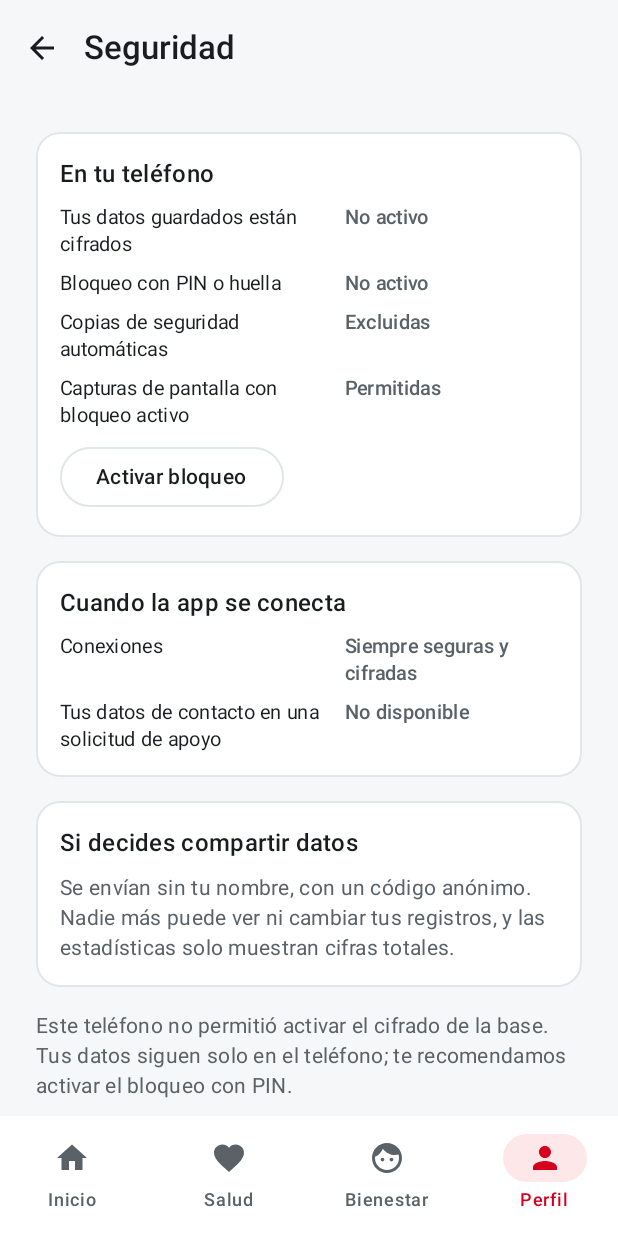
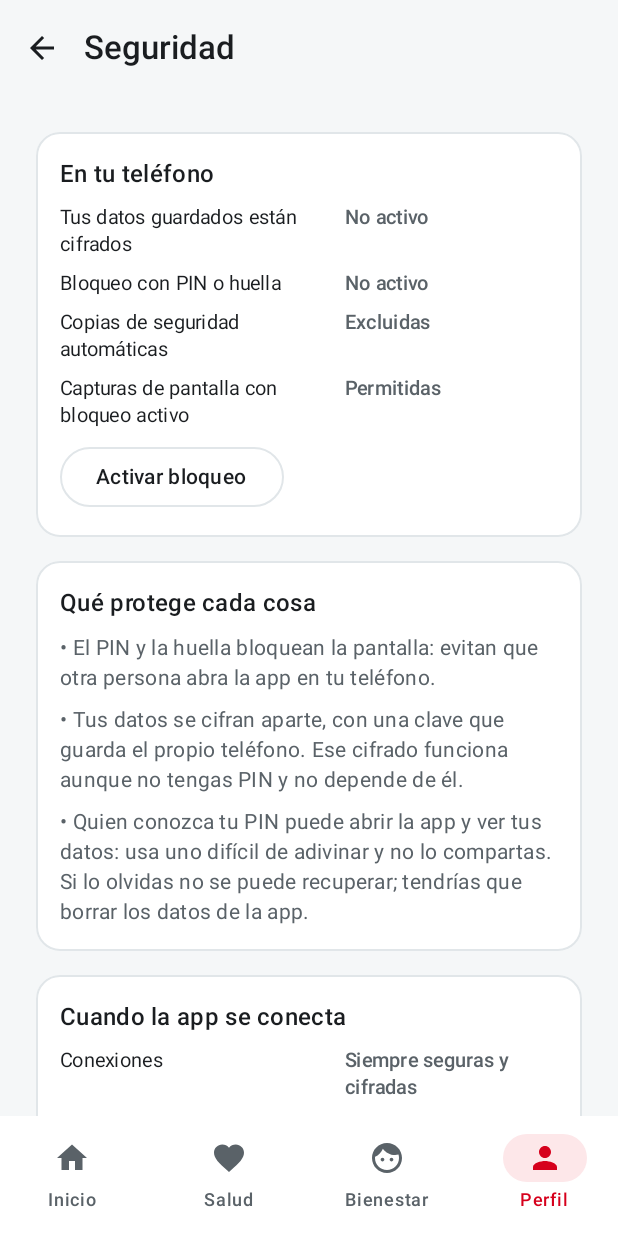
Before and after one commit to calcetinconpalta/inacap-health, an Android app built with Jetpack Compose: the SeguridadScreen screen opened through its navigation route, on a phone screen of 412 x 824 dp. Run offline under Robolectric (Android 15) with nearby library versions, the phone set to English and light mode, and no system bars; libraries missing offline, so code that uses them is left out: net.zetetic.database.

Commit message:
explico mejor qué protege el pin en la pantalla de seguridad

```diff
--- a/app/src/main/java/com/inacap/health/ui/screens/seguridad/SeguridadScreen.kt
+++ b/app/src/main/java/com/inacap/health/ui/screens/seguridad/SeguridadScreen.kt
@@ -47,6 +47,11 @@ fun SeguridadScreen(onBack: () -> Unit, onConfigurarBloqueo: () -> Unit) {
                     OutlinedButton(onClick = onConfigurarBloqueo) { Text("Activar bloqueo", color = MaterialTheme.colorScheme.onSurface) }
                 }
             }
+            Tarjeta(titulo = "Qué protege cada cosa") {
+                TextoSecundario("• El PIN y la huella bloquean la pantalla: evitan que otra persona abra la app en tu teléfono.")
+                TextoSecundario("• Tus datos se cifran aparte, con una clave que guarda el propio teléfono. Ese cifrado funciona aunque no tengas PIN y no depende de él.")
+                TextoSecundario("• Quien conozca tu PIN puede abrir la app y ver tus datos: usa uno difícil de adivinar y no lo compartas. Si lo olvidas no se puede recuperar; tendrías que borrar los datos de la app.")
+            }
             Tarjeta(titulo = "Cuando la app se conecta") {
                 FilaValor("Conexiones", "Siempre seguras y cifradas")
                 FilaValor(
```
